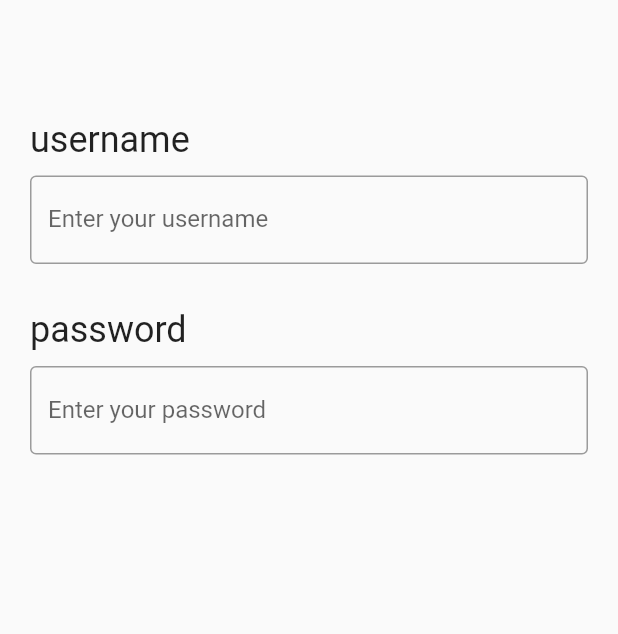
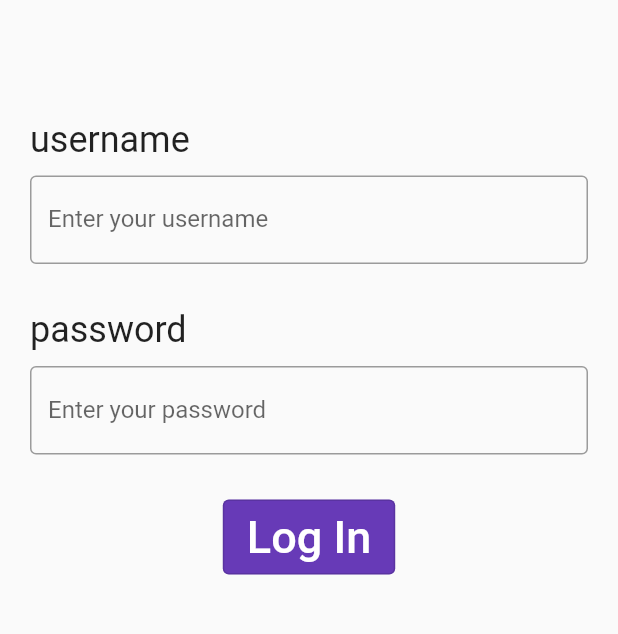
Before and after one commit to qJeffTheKiller/AAD, a Flutter app: the screen it shows after launch, on a phone screen of 412 x 824 dp, the part 252-886 px from its top. Run offline on Flutter 3.47's test engine with Material 2 defaults, Android fonts, the light colour scheme and no system bars; our stand-ins replace sqflite; accounts and stored records are empty.

Commit message:
added most classes

```diff
--- a/lib/home_screen.dart
+++ b/lib/home_screen.dart
@@ -1,7 +1,8 @@
 import 'package:flutter/material.dart';
+import 'dart:core';
 
 class MyHomePage extends StatefulWidget {
-  const MyHomePage({super.key, required this.title});
+  const MyHomePage({super.key, required this.title,required this.onPressed});
 
   // This widget is the home page of your application. It is stateful, meaning
   // that it has a State object (defined below) that contains fields that affect
@@ -13,6 +14,7 @@ class MyHomePage extends StatefulWidget {
   // always marked "final".
 
   final String title;
+  final void Function()? onPressed;
 
   @override
   State<MyHomePage> createState() => _MyHomePageState();
@@ -108,7 +110,7 @@ class _MyHomePageState extends State<MyHomePage> {
               ),
             ),
             Padding(
-              padding: const EdgeInsets.fromLTRB(20, 0, 20, 10),
+              padding: const EdgeInsets.fromLTRB(20, 0, 20, 30),
               child: TextFormField(
                 decoration: const InputDecoration(
                   border: OutlineInputBorder(),
@@ -116,14 +118,39 @@ class _MyHomePageState extends State<MyHomePage> {
                 ),
               ),
             ),
+
+            Align(
+              alignment: Alignment.center,
+              child: OutlinedButton(
+                style: ButtonStyle(
+                  minimumSize: MaterialStateProperty.all<Size>(const Size(100,50)),
+                  foregroundColor: MaterialStateProperty.all<Color>(Colors.white),
+                  backgroundColor: MaterialStateProperty.all<Color>(Colors.deepPurple),
+                  overlayColor: MaterialStateProperty.resolveWith<Color?>(
+                    (Set<MaterialState> states) {
+                      if (states.contains(MaterialState.hovered)) {
+                        return Colors.blue.withOpacity(0.5);
+                      }
+                      if (states.contains(MaterialState.focused) ||
+                        states.contains(MaterialState.pressed)) {
+                        return Colors.blue.withOpacity(0.5);
+                      }
+                      return null; // Defer to the widget's default.
+                    },
+                  ),
+                ),
+                onPressed: widget.onPressed,
+                child: const Text(
+                    style: TextStyle(
+                      fontSize: 30
+                    ),
+                    "Log In"
+                ),
+            ),
+            ),
           ],
         ),
       ),
-      /*floatingActionButton: FloatingActionButton(
-        onPressed: _incrementCounter,
-        tooltip: 'Increment',
-        child: const Icon(Icons.add),
-      ),*/ // This trailing comma makes auto-formatting nicer for build methods.
     );
   }
 }
--- a/lib/main.dart
+++ b/lib/main.dart
@@ -1,5 +1,6 @@
 import 'package:flutter/material.dart';
 import 'package:aad/home_screen.dart';
+import 'package:aad/order_page.dart';
 void main() {
   runApp(const MyApp());
 }
@@ -24,7 +25,12 @@ class MyApp extends StatelessWidget {
         // is not restarted.
         primarySwatch: Colors.deepPurple,
       ),
-      home: const MyHomePage(title: 'Log In'),
+      home: Builder(builder: (context) => MyHomePage(title: 'Log In',onPressed: (){
+        Navigator.push(context,MaterialPageRoute(builder: (context){
+          return const OrderPage(title:'Orders');
+        }));
+      }),
+      ),
     );
   }
 }
```
Also changed, not shown: lib/new_order.dart (added, +71 -0 lines), lib/order_page.dart (added, +76 -0 lines), 1 other file.
